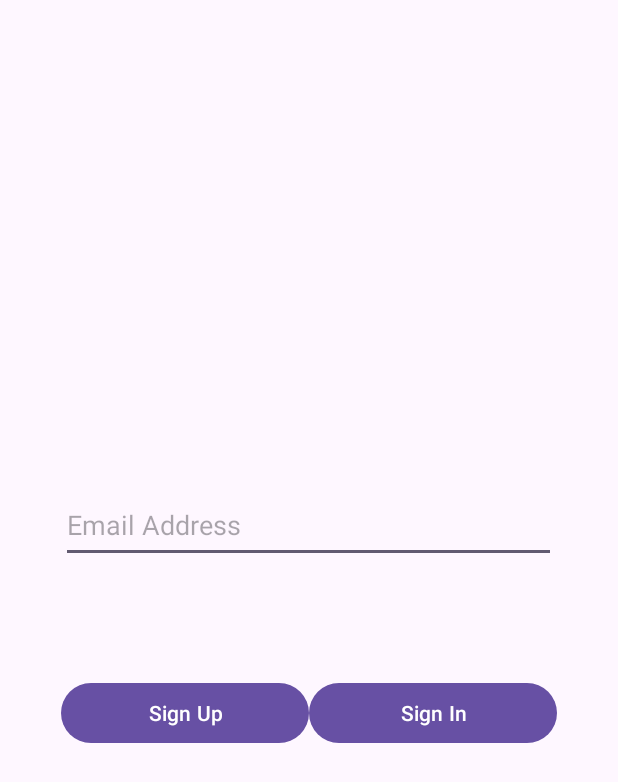
After one commit to CS5520Feinberg/a6-v2-group-9, an Android app: the MainActivity_A8 screen opened directly, with no data from a screen before it, on a phone screen of 412 x 824 dp. The commit adds this screen. Shown: the top 782 px of the screen. Run offline under Robolectric (Android 15) with nearby library versions, the phone set to English and light mode, and no system bars.

Commit message:
Added activity_main_a8.xml and MainActivity_A8.java for the sign up/in page.

```diff
--- a/app/src/main/AndroidManifest.xml
+++ b/app/src/main/AndroidManifest.xml
@@ -1,6 +1,6 @@
 <?xml version="1.0" encoding="utf-8"?>
 <manifest xmlns:android="http://schemas.android.com/apk/res/android"
-    xmlns:tools="http://schemas.android.com/tools" >
+    xmlns:tools="http://schemas.android.com/tools">
 
     <uses-permission android:name="android.permission.INTERNET" />
     <uses-permission android:name="android.permission.ACCESS_NETWORK_STATE" />
@@ -14,13 +14,16 @@
         android:roundIcon="@mipmap/ic_launcher_round"
         android:supportsRtl="true"
         android:theme="@style/Theme.MainActivity"
-        tools:targetApi="31" >
+        tools:targetApi="31">
+        <activity
+            android:name=".MainActivity_A8"
+            android:exported="false" />
         <activity
             android:name=".AboutActivity"
             android:exported="false" />
         <activity
             android:name=".LaunchActivity"
-            android:exported="true" >
+            android:exported="true">
             <intent-filter>
                 <action android:name="android.intent.action.MAIN" />
 
--- a/app/src/main/java/edu/northeastern/mainactivity/LaunchActivity.java
+++ b/app/src/main/java/edu/northeastern/mainactivity/LaunchActivity.java
@@ -18,6 +18,8 @@ public class LaunchActivity extends AppCompatActivity {
 
         Button launchA6 = (Button) findViewById(R.id.launch_a6_button);
         Button about = findViewById(R.id.about_button);
+        Button launchA8 = findViewById(R.id.launch_a8_button);
+
         launchA6.setOnClickListener(view -> {
             Intent intent = new Intent(view.getContext(), MainActivity.class);
             view.getContext().startActivity(intent);
@@ -27,5 +29,10 @@ public class LaunchActivity extends AppCompatActivity {
             Intent intent = new Intent(LaunchActivity.this, AboutActivity.class);
             startActivity(intent);
         });
+
+        launchA8.setOnClickListener(v -> {
+            Intent intent = new Intent(LaunchActivity.this, MainActivity_A8.class);
+            startActivity(intent);
+        });
     }
 }
--- /dev/null
+++ b/app/src/main/java/edu/northeastern/mainactivity/MainActivity_A8.java
@@ -0,0 +1,44 @@
+package edu.northeastern.mainactivity;
+
+import androidx.appcompat.app.AppCompatActivity;
+
+import android.os.Bundle;
+import android.widget.Button;
+import android.widget.EditText;
+import android.widget.Toast;
+
+public class MainActivity_A8 extends AppCompatActivity {
+
+    private String username;
+    private Button signUpBtn;
+    private Button signInBtn;
+    private EditText usernameEditText;
+
+    @Override
+    protected void onCreate(Bundle savedInstanceState) {
+        super.onCreate(savedInstanceState);
+        setContentView(R.layout.activity_main_a8);
+
+        signUpBtn = findViewById(R.id.signUpBtn);
+        signInBtn = findViewById(R.id.signInBtn);
+        usernameEditText = findViewById(R.id.usernameEditText);
+
+        signUpBtn.setOnClickListener(v -> {
+            if (!(usernameEditText.getText().toString().trim().matches(""))) {
+                username = usernameEditText.getText().toString();
+                LoginActivity.registerOrAuthUser(username);
+            } else {
+                Toast.makeText(this, "Enter a username", Toast.LENGTH_SHORT).show();
+            }
+        });
+
+        signInBtn.setOnClickListener(v -> {
+            if (!(usernameEditText.getText().toString().trim().matches(""))) {
+                username = usernameEditText.getText().toString();
+                LoginActivity.authenticateUser(username);
+            } else {
+                Toast.makeText(this, "Enter a username", Toast.LENGTH_SHORT).show();
+            }
+        });
+    }
+}
--- /dev/null
+++ b/app/src/main/res/layout/activity_main_a8.xml
@@ -0,0 +1,57 @@
+<?xml version="1.0" encoding="utf-8"?>
+<androidx.constraintlayout.widget.ConstraintLayout xmlns:android="http://schemas.android.com/apk/res/android"
+    xmlns:app="http://schemas.android.com/apk/res-auto"
+    xmlns:tools="http://schemas.android.com/tools"
+    android:layout_width="match_parent"
+    android:layout_height="match_parent"
+    tools:context=".MainActivity_A8">
+
+    <LinearLayout
+        android:layout_width="match_parent"
+        android:layout_height="match_parent"
+        android:gravity="center"
+        android:orientation="vertical">
+
+        <View
+            android:layout_width="match_parent"
+            android:layout_height="match_parent"
+            android:layout_weight="1" />
+
+        <EditText
+            android:id="@+id/usernameEditText"
+            android:layout_width="330dp"
+            android:layout_height="50dp"
+            android:hint="Email Address" />
+
+        <View
+            android:layout_width="match_parent"
+            android:layout_height="match_parent"
+            android:layout_weight="1.5" />
+
+        <LinearLayout
+            android:layout_width="wrap_content"
+            android:layout_height="wrap_content"
+            android:orientation="horizontal" >
+
+            <Button
+                android:id="@+id/signUpBtn"
+                android:layout_width="165dp"
+                android:layout_height="wrap_content"
+                android:text="Sign Up" />
+
+            <Button
+                android:id="@+id/signInBtn"
+                android:layout_width="165dp"
+                android:layout_height="wrap_content"
+                android:text="Sign In" />
+
+        </LinearLayout>
+
+        <View
+            android:layout_width="match_parent"
+            android:layout_height="match_parent"
+            android:layout_weight="1" />
+
+    </LinearLayout>
+
+</androidx.constraintlayout.widget.ConstraintLayout>
```
